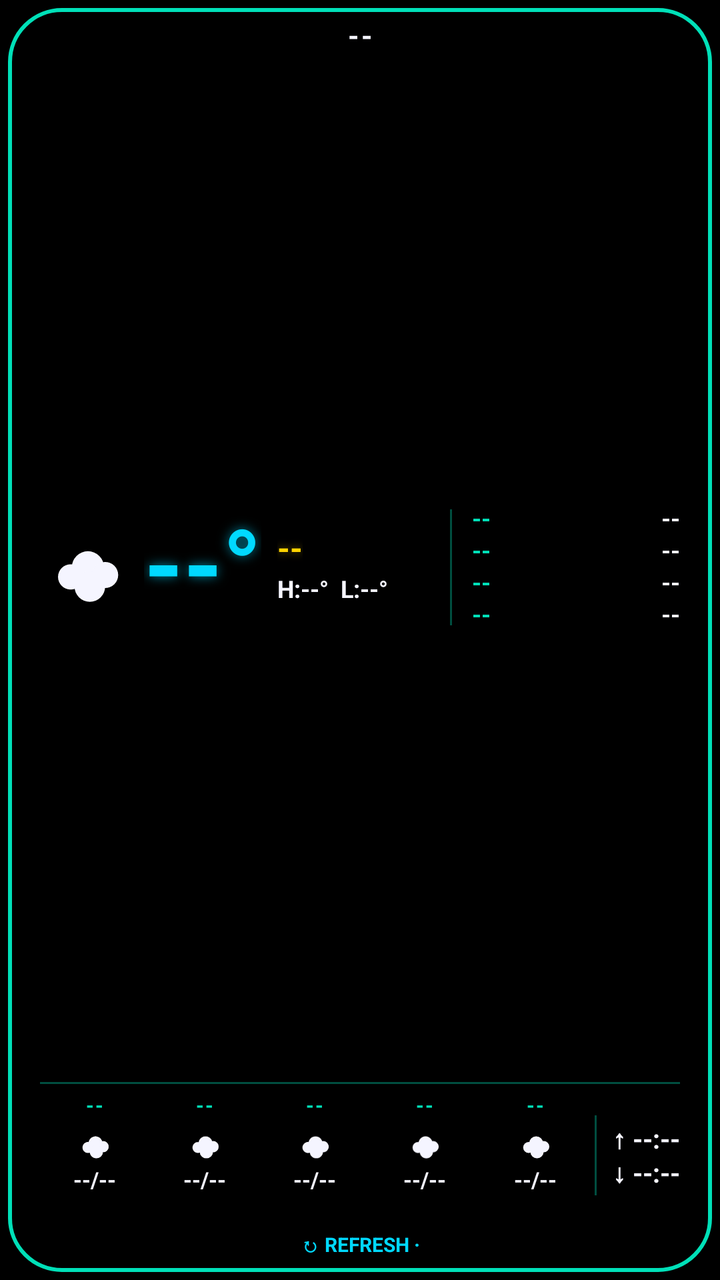
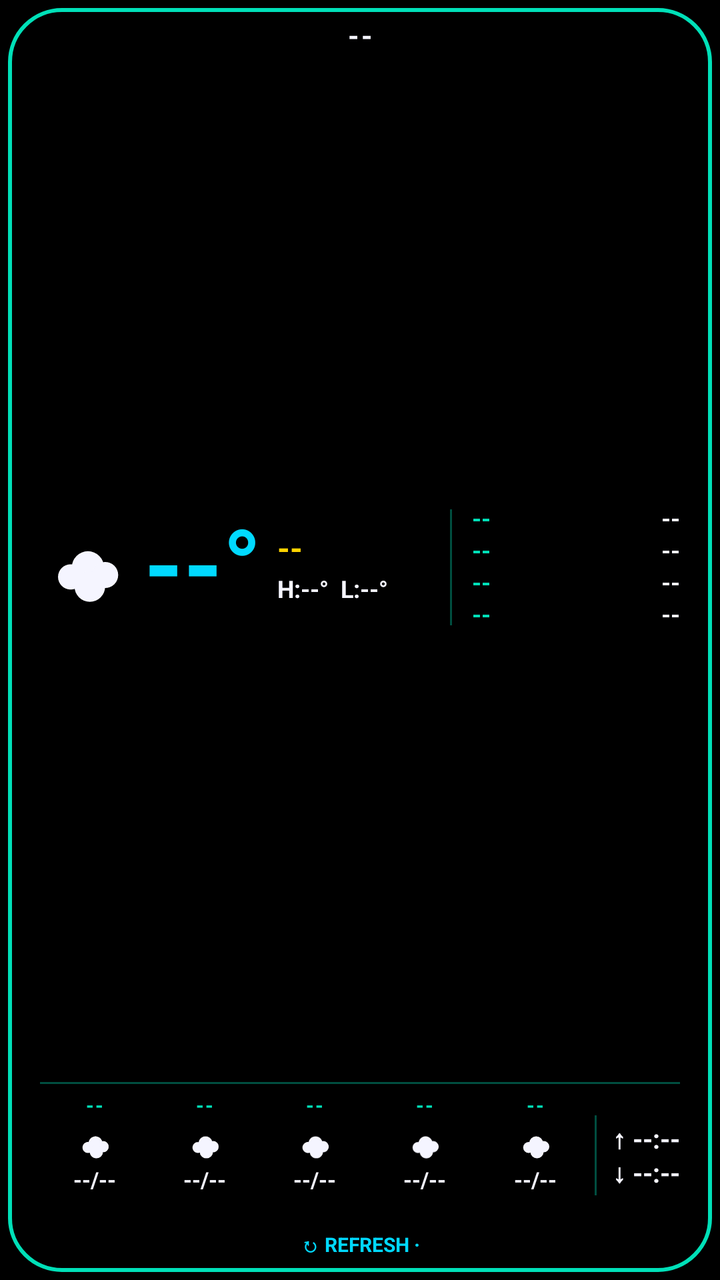

Screens rendered from an Android XML layout before and after an edit, with the pre-edit source and the edit as a unified diff.
<!-- AndroidManifest.xml: application theme Theme.WeatherWidget -->
<!-- res/layout/widget_weather_wide.xml -->
<?xml version="1.0" encoding="utf-8"?>
<LinearLayout xmlns:android="http://schemas.android.com/apk/res/android"
    android:id="@+id/weatherWidgetRoot"
    android:layout_width="match_parent"
    android:layout_height="match_parent"
    android:orientation="vertical"
    android:background="@drawable/widget_background_r26_inset"
    android:paddingTop="10dp"
    android:paddingBottom="10dp"
    android:paddingStart="20dp"
    android:paddingEnd="20dp">

    
    <LinearLayout
        android:layout_width="match_parent"
        android:layout_height="wrap_content"
        android:orientation="horizontal"
        android:gravity="center_vertical">
        <TextView
            android:id="@+id/wideCityText"
            android:layout_width="0dp"
            android:layout_height="wrap_content"
            android:layout_weight="1"
            android:gravity="center"
            android:includeFontPadding="false"
            android:textColor="@color/retro_white"
            android:textStyle="bold"
            android:textSize="14sp"
            android:textAllCaps="true"
            android:letterSpacing="0.08"
            android:singleLine="true"
            android:ellipsize="end"
            android:text="--" />
    </LinearLayout>

    
    <LinearLayout
        android:layout_width="match_parent"
        android:layout_height="0dp"
        android:layout_weight="1"
        android:orientation="horizontal"
        android:gravity="center_vertical"
        android:baselineAligned="false">

        <ImageView
            android:id="@+id/wideIcon"
            android:layout_width="46dp"
            android:layout_height="46dp"
            android:contentDescription="@null"
            android:src="@drawable/ic_weather_cloudy" />

        <TextView
            android:id="@+id/wideTempText"
            android:layout_width="wrap_content"
            android:layout_height="wrap_content"
            android:layout_marginStart="6dp"
            android:includeFontPadding="false"
            android:textColor="@color/retro_cyan"
            android:textStyle="bold"
            android:textSize="50sp"
            android:shadowColor="#9900D9FF"
            android:shadowDx="0"
            android:shadowDy="0"
            android:shadowRadius="14"
            android:singleLine="true"
            android:text="--°" />

        <LinearLayout
            android:layout_width="0dp"
            android:layout_height="wrap_content"
            android:layout_weight="1"
            android:layout_marginStart="8dp"
            android:orientation="vertical">
            <TextView
                android:id="@+id/wideConditionText"
                android:layout_width="wrap_content"
                android:layout_height="wrap_content"
                android:includeFontPadding="false"
                android:textColor="@color/retro_yellow"
                android:textStyle="bold"
                android:textSize="16sp"
                android:shadowColor="#80FFD400"
                android:shadowDx="0"
                android:shadowDy="0"
                android:shadowRadius="10"
                android:singleLine="true"
                android:text="--" />
            <TextView
                android:id="@+id/wideHighLowText"
                android:layout_width="wrap_content"
                android:layout_height="wrap_content"
                android:layout_marginTop="4dp"
                android:includeFontPadding="false"
                android:textColor="@color/retro_white"
                android:textStyle="bold"
                android:textSize="12sp"
                android:singleLine="true"
                android:text="H:--°  L:--°" />
        </LinearLayout>

        
        <TextView
            android:layout_width="1dp"
            android:layout_height="58dp"
            android:layout_marginStart="4dp"
            android:layout_marginEnd="10dp"
            android:background="@color/retro_teal_dim" />

        <LinearLayout
            android:layout_width="104dp"
            android:layout_height="64dp"
            android:orientation="vertical">
            <LinearLayout
                android:layout_width="match_parent"
                android:layout_height="0dp"
                android:layout_weight="1"
                android:orientation="horizontal"
                android:gravity="center_vertical">
                <TextView
                    android:id="@+id/wideStat0Label"
                    android:layout_width="wrap_content"
                    android:layout_height="wrap_content"
                    android:includeFontPadding="false"
                    android:textColor="@color/retro_teal"
                    android:textStyle="bold"
                    android:textSize="12sp"
                    android:singleLine="true"
                    android:text="--" />
                <TextView
                    android:id="@+id/wideStat0Value"
                    android:layout_width="0dp"
                    android:layout_height="wrap_content"
                    android:layout_weight="1"
                    android:includeFontPadding="false"
                    android:gravity="end"
                    android:textColor="@color/retro_white"
                    android:textStyle="bold"
                    android:textSize="12sp"
                    android:singleLine="true"
                    android:text="--" />
            </LinearLayout>
            <LinearLayout
                android:layout_width="match_parent"
                android:layout_height="0dp"
                android:layout_weight="1"
                android:orientation="horizontal"
                android:gravity="center_vertical">
                <TextView
                    android:id="@+id/wideStat1Label"
                    android:layout_width="wrap_content"
                    android:layout_height="wrap_content"
                    android:includeFontPadding="false"
                    android:textColor="@color/retro_teal"
                    android:textStyle="bold"
                    android:textSize="12sp"
                    android:singleLine="true"
                    android:text="--" />
                <TextView
                    android:id="@+id/wideStat1Value"
                    android:layout_width="0dp"
                    android:layout_height="wrap_content"
                    android:layout_weight="1"
                    android:includeFontPadding="false"
                    android:gravity="end"
                    android:textColor="@color/retro_white"
                    android:textStyle="bold"
                    android:textSize="12sp"
                    android:singleLine="true"
                    android:text="--" />
            </LinearLayout>
            <LinearLayout
                android:layout_width="match_parent"
                android:layout_height="0dp"
                android:layout_weight="1"
                android:orientation="horizontal"
                android:gravity="center_vertical">
                <TextView
                    android:id="@+id/wideStat2Label"
                    android:layout_width="wrap_content"
                    android:layout_height="wrap_content"
                    android:includeFontPadding="false"
                    android:textColor="@color/retro_teal"
                    android:textStyle="bold"
                    android:textSize="12sp"
                    android:singleLine="true"
                    android:text="--" />
                <TextView
                    android:id="@+id/wideStat2Value"
                    android:layout_width="0dp"
                    android:layout_height="wrap_content"
                    android:layout_weight="1"
                    android:includeFontPadding="false"
                    android:gravity="end"
                    android:textColor="@color/retro_white"
                    android:textStyle="bold"
                    android:textSize="12sp"
                    android:singleLine="true"
                    android:text="--" />
            </LinearLayout>
            <LinearLayout
                android:layout_width="match_parent"
                android:layout_height="0dp"
                android:layout_weight="1"
                android:orientation="horizontal"
                android:gravity="center_vertical">
                <TextView
                    android:id="@+id/wideStat3Label"
                    android:layout_width="wrap_content"
                    android:layout_height="wrap_content"
                    android:includeFontPadding="false"
                    android:textColor="@color/retro_teal"
                    android:textStyle="bold"
                    android:textSize="12sp"
                    android:singleLine="true"
                    android:text="--" />
                <TextView
                    android:id="@+id/wideStat3Value"
                    android:layout_width="0dp"
                    android:layout_height="wrap_content"
                    android:layout_weight="1"
                    android:includeFontPadding="false"
                    android:gravity="end"
                    android:textColor="@color/retro_white"
                    android:textStyle="bold"
                    android:textSize="12sp"
                    android:singleLine="true"
                    android:text="--" />
            </LinearLayout>
        </LinearLayout>
    </LinearLayout>

    
    <TextView
        android:layout_width="match_parent"
        android:layout_height="1dp"
        android:layout_marginBottom="5dp"
        android:background="@color/retro_teal_dim" />

    
    <LinearLayout
        android:layout_width="match_parent"
        android:layout_height="wrap_content"
        android:orientation="horizontal"
        android:gravity="center_vertical"
        android:baselineAligned="false">
        <LinearLayout
            android:layout_width="0dp"
            android:layout_height="wrap_content"
            android:layout_weight="1"
            android:orientation="vertical"
            android:gravity="center_horizontal">
            <TextView
                android:id="@+id/wideDay0Label"
                android:layout_width="wrap_content"
                android:layout_height="wrap_content"
                android:includeFontPadding="false"
                android:textColor="@color/retro_teal"
                android:textStyle="bold"
                android:textSize="10sp"
                android:letterSpacing="0.06"
                android:text="--" />
            <ImageView
                android:id="@+id/wideDay0Icon"
                android:layout_width="20dp"
                android:layout_height="20dp"
                android:layout_marginTop="3dp"
                android:layout_marginBottom="2dp"
                android:contentDescription="@null"
                android:src="@drawable/ic_weather_cloudy" />
            <TextView
                android:id="@+id/wideDay0Temp"
                android:layout_width="wrap_content"
                android:layout_height="wrap_content"
                android:includeFontPadding="false"
                android:textColor="@color/retro_white"
                android:textStyle="bold"
                android:textSize="11sp"
                android:singleLine="true"
                android:text="--/--" />
            <TextView
                android:id="@+id/wideDay0Rain"
                android:layout_width="wrap_content"
                android:layout_height="wrap_content"
                android:layout_marginTop="1dp"
                android:includeFontPadding="false"
                android:textColor="@color/retro_cyan"
                android:textStyle="bold"
                android:textSize="9sp"
                android:text="" />
        </LinearLayout>
        <LinearLayout
            android:layout_width="0dp"
            android:layout_height="wrap_content"
            android:layout_weight="1"
            android:orientation="vertical"
            android:gravity="center_horizontal">
            <TextView
                android:id="@+id/wideDay1Label"
                android:layout_width="wrap_content"
                android:layout_height="wrap_content"
                android:includeFontPadding="false"
                android:textColor="@color/retro_teal"
                android:textStyle="bold"
                android:textSize="10sp"
                android:letterSpacing="0.06"
                android:text="--" />
            <ImageView
                android:id="@+id/wideDay1Icon"
                android:layout_width="20dp"
                android:layout_height="20dp"
                android:layout_marginTop="3dp"
                android:layout_marginBottom="2dp"
                android:contentDescription="@null"
                android:src="@drawable/ic_weather_cloudy" />
            <TextView
                android:id="@+id/wideDay1Temp"
                android:layout_width="wrap_content"
                android:layout_height="wrap_content"
                android:includeFontPadding="false"
                android:textColor="@color/retro_white"
                android:textStyle="bold"
                android:textSize="11sp"
                android:singleLine="true"
                android:text="--/--" />
            <TextView
                android:id="@+id/wideDay1Rain"
                android:layout_width="wrap_content"
                android:layout_height="wrap_content"
                android:layout_marginTop="1dp"
                android:includeFontPadding="false"
                android:textColor="@color/retro_cyan"
                android:textStyle="bold"
                android:textSize="9sp"
                android:text="" />
        </LinearLayout>
        <LinearLayout
            android:layout_width="0dp"
            android:layout_height="wrap_content"
            android:layout_weight="1"
            android:orientation="vertical"
            android:gravity="center_horizontal">
            <TextView
                android:id="@+id/wideDay2Label"
                android:layout_width="wrap_content"
                android:layout_height="wrap_content"
                android:includeFontPadding="false"
                android:textColor="@color/retro_teal"
                android:textStyle="bold"
                android:textSize="10sp"
                android:letterSpacing="0.06"
                android:text="--" />
            <ImageView
                android:id="@+id/wideDay2Icon"
                android:layout_width="20dp"
                android:layout_height="20dp"
                android:layout_marginTop="3dp"
                android:layout_marginBottom="2dp"
                android:contentDescription="@null"
                android:src="@drawable/ic_weather_cloudy" />
            <TextView
                android:id="@+id/wideDay2Temp"
                android:layout_width="wrap_content"
                android:layout_height="wrap_content"
                android:includeFontPadding="false"
                android:textColor="@color/retro_white"
                android:textStyle="bold"
                android:textSize="11sp"
                android:singleLine="true"
                android:text="--/--" />
            <TextView
                android:id="@+id/wideDay2Rain"
                android:layout_width="wrap_content"
                android:layout_height="wrap_content"
                android:layout_marginTop="1dp"
                android:includeFontPadding="false"
                android:textColor="@color/retro_cyan"
                android:textStyle="bold"
                android:textSize="9sp"
                android:text="" />
        </LinearLayout>
        <LinearLayout
            android:layout_width="0dp"
            android:layout_height="wrap_content"
            android:layout_weight="1"
            android:orientation="vertical"
            android:gravity="center_horizontal">
            <TextView
                android:id="@+id/wideDay3Label"
                android:layout_width="wrap_content"
                android:layout_height="wrap_content"
                android:includeFontPadding="false"
                android:textColor="@color/retro_teal"
                android:textStyle="bold"
                android:textSize="10sp"
                android:letterSpacing="0.06"
                android:text="--" />
            <ImageView
                android:id="@+id/wideDay3Icon"
                android:layout_width="20dp"
                android:layout_height="20dp"
                android:layout_marginTop="3dp"
                android:layout_marginBottom="2dp"
                android:contentDescription="@null"
                android:src="@drawable/ic_weather_cloudy" />
            <TextView
                android:id="@+id/wideDay3Temp"
                android:layout_width="wrap_content"
                android:layout_height="wrap_content"
                android:includeFontPadding="false"
                android:textColor="@color/retro_white"
                android:textStyle="bold"
                android:textSize="11sp"
                android:singleLine="true"
                android:text="--/--" />
            <TextView
                android:id="@+id/wideDay3Rain"
                android:layout_width="wrap_content"
                android:layout_height="wrap_content"
                android:layout_marginTop="1dp"
                android:includeFontPadding="false"
                android:textColor="@color/retro_cyan"
                android:textStyle="bold"
                android:textSize="9sp"
                android:text="" />
        </LinearLayout>
        <LinearLayout
            android:layout_width="0dp"
            android:layout_height="wrap_content"
            android:layout_weight="1"
            android:orientation="vertical"
            android:gravity="center_horizontal">
            <TextView
                android:id="@+id/wideDay4Label"
                android:layout_width="wrap_content"
                android:layout_height="wrap_content"
                android:includeFontPadding="false"
                android:textColor="@color/retro_teal"
                android:textStyle="bold"
                android:textSize="10sp"
                android:letterSpacing="0.06"
                android:text="--" />
            <ImageView
                android:id="@+id/wideDay4Icon"
                android:layout_width="20dp"
                android:layout_height="20dp"
                android:layout_marginTop="3dp"
                android:layout_marginBottom="2dp"
                android:contentDescription="@null"
                android:src="@drawable/ic_weather_cloudy" />
            <TextView
                android:id="@+id/wideDay4Temp"
                android:layout_width="wrap_content"
                android:layout_height="wrap_content"
                android:includeFontPadding="false"
                android:textColor="@color/retro_white"
                android:textStyle="bold"
                android:textSize="11sp"
                android:singleLine="true"
                android:text="--/--" />
            <TextView
                android:id="@+id/wideDay4Rain"
                android:layout_width="wrap_content"
                android:layout_height="wrap_content"
                android:layout_marginTop="1dp"
                android:includeFontPadding="false"
                android:textColor="@color/retro_cyan"
                android:textStyle="bold"
                android:textSize="9sp"
                android:text="" />
        </LinearLayout>

        <TextView
            android:layout_width="1dp"
            android:layout_height="40dp"
            android:layout_marginStart="2dp"
            android:layout_marginEnd="8dp"
            android:background="@color/retro_teal_dim" />

        <LinearLayout
            android:layout_width="wrap_content"
            android:layout_height="wrap_content"
            android:orientation="vertical"
            android:gravity="center_vertical">
            <TextView
                android:id="@+id/wideSunriseText"
                android:layout_width="wrap_content"
                android:layout_height="wrap_content"
                android:includeFontPadding="false"
                android:textColor="@color/retro_white"
                android:textStyle="bold"
                android:textSize="13sp"
                android:singleLine="true"
                android:text="↑ --:--" />
            <TextView
                android:id="@+id/wideSunsetText"
                android:layout_width="wrap_content"
                android:layout_height="wrap_content"
                android:layout_marginTop="-1dp"
                android:includeFontPadding="false"
                android:textColor="@color/retro_white"
                android:textStyle="bold"
                android:textSize="13sp"
                android:singleLine="true"
                android:text="↓ --:--" />
        </LinearLayout>
    </LinearLayout>

    
    <FrameLayout
        android:id="@+id/refreshArea"
        android:layout_width="match_parent"
        android:layout_height="wrap_content"
        android:layout_marginTop="4dp"
        android:paddingTop="3dp"
        android:paddingBottom="1dp">

        <LinearLayout
            android:id="@+id/refreshLines"
            android:layout_width="match_parent"
            android:layout_height="wrap_content"
            android:orientation="horizontal"
            android:gravity="center">
            <TextView
                android:id="@+id/tapRefreshText"
                android:layout_width="wrap_content"
                android:layout_height="wrap_content"
                android:includeFontPadding="false"
                android:textColor="@color/retro_cyan"
                android:textStyle="bold"
                android:textSize="10sp"
                android:singleLine="true"
                android:text="@string/widget_wide_refresh" />
            <TextView
                android:id="@+id/updatedText"
                android:layout_width="wrap_content"
                android:layout_height="wrap_content"
                android:includeFontPadding="false"
                android:textColor="@color/retro_white_dim"
                android:textSize="10sp"
                android:singleLine="true"
                android:ellipsize="end"
                android:text="" />
        </LinearLayout>

        <TextView
            android:id="@+id/updatingText"
            android:layout_width="match_parent"
            android:layout_height="match_parent"
            android:includeFontPadding="false"
            android:gravity="center"
            android:textColor="@color/retro_cyan"
            android:textStyle="bold"
            android:textSize="11sp"
            android:singleLine="true"
            android:text="@string/widget_loading"
            android:visibility="gone" />
    </FrameLayout>

</LinearLayout>
<!-- resources referenced by this layout -->
<resources>
  <color name="retro_cyan">#00D9FF</color>
  <color name="retro_teal">#00E0B8</color>
  <color name="retro_teal_dim">#5900E0B8</color>
  <color name="retro_white">#F5F5FF</color>
  <color name="retro_white_dim">#8C8C99</color>
  <color name="retro_yellow">#FFD400</color>
  <!-- drawable ic_weather_cloudy (drawable) -->
  <vector xmlns:android="http://schemas.android.com/apk/res/android"
      android:width="24dp"
      android:height="24dp"
      android:viewportWidth="24"
      android:viewportHeight="24">
      
      <path android:fillColor="#F5F5FF" android:pathData="M8,14.5 m-3.3,0 a3.3,3.3 0 1,0 6.6,0 a3.3,3.3 0 1,0 -6.6,0" />
      <path android:fillColor="#F5F5FF" android:pathData="M12.5,12 m-4.2,0 a4.2,4.2 0 1,0 8.4,0 a4.2,4.2 0 1,0 -8.4,0" />
      <path android:fillColor="#F5F5FF" android:pathData="M17,14 m-3.4,0 a3.4,3.4 0 1,0 6.8,0 a3.4,3.4 0 1,0 -6.8,0" />
      <path android:fillColor="#F5F5FF" android:pathData="M13,17 m-4,0 a4,4 0 1,0 8,0 a4,4 0 1,0 -8,0" />
  </vector>
  <!-- drawable widget_background_r26_inset (drawable) -->
  <?xml version="1.0" encoding="utf-8"?>
  <layer-list xmlns:android="http://schemas.android.com/apk/res/android">
      <item
          android:drawable="@drawable/widget_background_r26"
          android:left="4dp"
          android:top="4dp"
          android:right="4dp"
          android:bottom="4dp" />
  </layer-list>
  <string name="widget_loading">Updating…</string>
  <string name="widget_wide_refresh">↻ REFRESH  ·  </string>
  <style name="Theme.WeatherWidget" parent="Theme.MaterialComponents.NoActionBar">
          <item name="colorPrimary">@color/retro_teal</item>
          <item name="colorPrimaryDark">@color/black</item>
          <item name="colorAccent">@color/retro_cyan</item>
          <item name="android:windowBackground">@color/black</item>
          <item name="android:textColorPrimary">@color/retro_white</item>
          <item name="android:textColorSecondary">@color/retro_white</item>
      </style>
  <!-- drawable widget_background_r26 (drawable) -->
  <?xml version="1.0" encoding="utf-8"?>
  <layer-list xmlns:android="http://schemas.android.com/apk/res/android">
      <item>
          <shape android:shape="rectangle">
              <solid android:color="@color/black" />
              <corners android:radius="26dp" />
          </shape>
      </item>
      <item>
          <shape android:shape="rectangle">
              <stroke
                  android:width="2dp"
                  android:color="@color/retro_teal" />
              <corners android:radius="26dp" />
          </shape>
      </item>
  </layer-list>
  <color name="black">#000000</color>
</resources>

<!-- the commit's change to res/layout/widget_weather_wide.xml (unified diff, before → after) -->
@@ -58,10 +58,6 @@
             android:textColor="@color/retro_cyan"
             android:textStyle="bold"
             android:textSize="50sp"
-            android:shadowColor="#9900D9FF"
-            android:shadowDx="0"
-            android:shadowDy="0"
-            android:shadowRadius="14"
             android:singleLine="true"
             android:text="--°" />
 
@@ -79,10 +75,6 @@
                 android:textColor="@color/retro_yellow"
                 android:textStyle="bold"
                 android:textSize="16sp"
-                android:shadowColor="#80FFD400"
-                android:shadowDx="0"
-                android:shadowDy="0"
-                android:shadowRadius="10"
                 android:singleLine="true"
                 android:text="--" />
             <TextView
